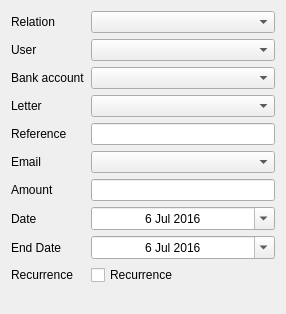
MazeFX/pat, file MyQtness/ui/contract_form.ui: the form before one commit.
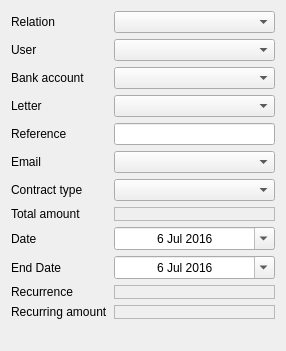
The form after the commit. Custom widgets are drawn as their Qt base class.

Commit message: added columns to contract table and edited form accordingly.

```diff
--- a/MyQtness/ui/contract_form.ui
+++ b/MyQtness/ui/contract_form.ui
@@ -7,7 +7,7 @@
     <x>0</x>
     <y>0</y>
     <width>286</width>
-    <height>314</height>
+    <height>351</height>
    </rect>
   </property>
   <property name="windowTitle">
@@ -87,21 +87,38 @@
    <item row="6" column="0">
     <widget class="QLabel" name="amountLabel">
      <property name="text">
-      <string>Amount</string>
+      <string>Contract type</string>
      </property>
     </widget>
    </item>
    <item row="6" column="1">
-    <widget class="MyCurrencyBox" name="amountLineEdit"/>
+    <widget class="MyComboBox" name="contractTypeComboBox"/>
    </item>
    <item row="7" column="0">
+    <widget class="QLabel" name="totalAmountLabel">
+     <property name="text">
+      <string>Total amount</string>
+     </property>
+    </widget>
+   </item>
+   <item row="7" column="1">
+    <widget class="MyCurrencyBox" name="totalAmountCurrencyEdit">
+     <property name="frameShape">
+      <enum>QFrame::StyledPanel</enum>
+     </property>
+     <property name="frameShadow">
+      <enum>QFrame::Raised</enum>
+     </property>
+    </widget>
+   </item>
+   <item row="8" column="0">
     <widget class="QLabel" name="startDateLabel">
      <property name="text">
       <string>Date</string>
      </property>
     </widget>
    </item>
-   <item row="7" column="1">
+   <item row="8" column="1">
     <widget class="QDateEdit" name="startDateDateEdit">
      <property name="enabled">
       <bool>true</bool>
@@ -137,14 +154,14 @@
      </property>
     </widget>
    </item>
-   <item row="8" column="0">
+   <item row="9" column="0">
     <widget class="QLabel" name="endDateLabel">
      <property name="text">
       <string>End Date</string>
      </property>
     </widget>
    </item>
-   <item row="8" column="1">
+   <item row="9" column="1">
     <widget class="QDateEdit" name="endDateDateEdit">
      <property name="enabled">
       <bool>true</bool>
@@ -180,17 +197,37 @@
      </property>
     </widget>
    </item>
-   <item row="9" column="0">
+   <item row="10" column="0">
     <widget class="QLabel" name="recurrenceLabel">
      <property name="text">
       <string>Recurrence</string>
      </property>
     </widget>
    </item>
-   <item row="9" column="1">
-    <widget class="QCheckBox" name="recurrenceBox">
+   <item row="10" column="1">
+    <widget class="MyRecurrenceBox" name="recurrenceBox">
+     <property name="frameShape">
+      <enum>QFrame::StyledPanel</enum>
+     </property>
+     <property name="frameShadow">
+      <enum>QFrame::Raised</enum>
+     </property>
+    </widget>
+   </item>
+   <item row="11" column="0">
+    <widget class="QLabel" name="recurAmountLabel">
      <property name="text">
-      <string>Recurrence</string>
+      <string>Recurring amount</string>
+     </property>
+    </widget>
+   </item>
+   <item row="11" column="1">
+    <widget class="MyCurrencyBox" name="recurAmountCurrencyEdit">
+     <property name="frameShape">
+      <enum>QFrame::StyledPanel</enum>
+     </property>
+     <property name="frameShadow">
+      <enum>QFrame::Raised</enum>
      </property>
     </widget>
    </item>
@@ -202,9 +239,15 @@
    <extends>QComboBox</extends>
    <header>MyQtness.myWidgets.h</header>
   </customwidget>
+  <customwidget>
+   <class>MyRecurrenceBox</class>
+   <extends>QFrame</extends>
+   <header>MyQtness.myWidgets.h</header>
+   <container>1</container>
+  </customwidget>
   <customwidget>
    <class>MyCurrencyBox</class>
-   <extends>QLineEdit</extends>
+   <extends>QFrame</extends>
    <header>MyQtness.myWidgets.h</header>
   </customwidget>
  </customwidgets>
```
Left out of the diff: 3 changed lines with no effect on the pictures. The commit also changes 7 other files.
